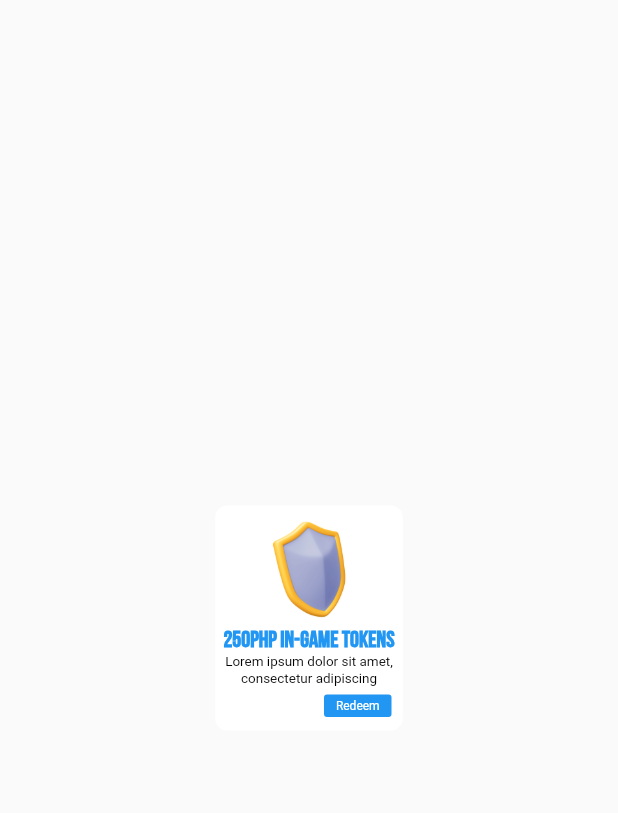
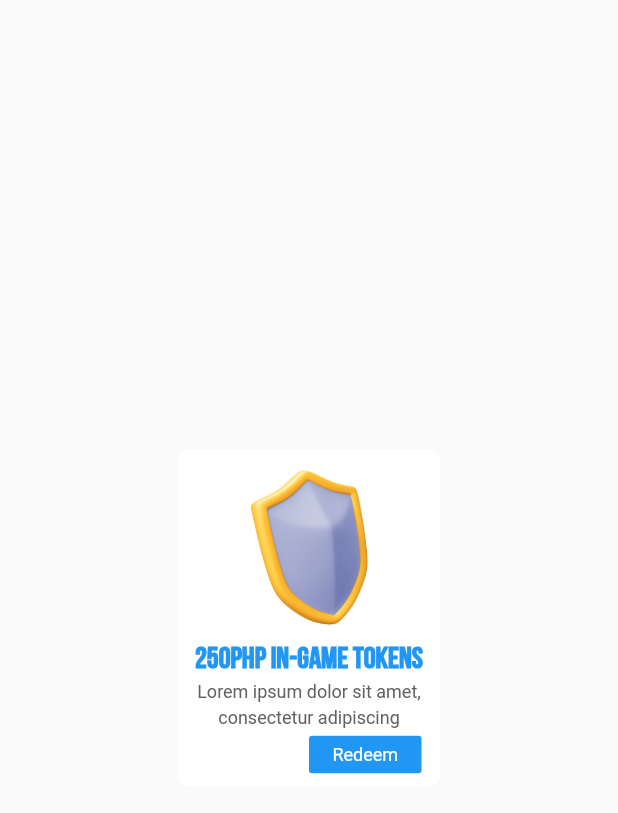
Before and after one commit to bocyej/innotrash, a Flutter app: the RedeemFour widget shown alone on an empty page, opened directly, on a phone screen of 412 x 824 dp. Shown: the top 813 px of the screen. Run offline on Flutter 3.47's test engine with Material 2 defaults, Android fonts, the phone set to English and light mode, and no system bars; our stand-ins replace google_fonts, persistent_bottom_nav_bar.

Commit message:
adjusted sized of vouchers in redeem

```diff
--- a/lib/layouts/redeemfour.dart
+++ b/lib/layouts/redeemfour.dart
@@ -10,56 +10,57 @@ class RedeemFour extends StatelessWidget {
   Widget build(BuildContext context) {
     return Center(
       child: Container(
-        width: 125,
-        height: 150,
+        width: 175,
+        height: 225,
         decoration: const BoxDecoration(
           borderRadius: BorderRadius.all(Radius.circular(8.0)),
           color: Colors.white,
         ),
         child: Row(
-          mainAxisAlignment: MainAxisAlignment.start,
+          mainAxisAlignment: MainAxisAlignment.center,
           children: [
             Column(
               children: [
-                const Padding(padding: EdgeInsets.only(left: 125, top: 10)),
+                const Padding(padding: EdgeInsets.only(top: 13)),
                 const Image(
                   image: AssetImage("assets/photos/rewardssix_image.png"),
-                  height: 65,
+                  height: 105,
                 ),
-                const Padding(padding: EdgeInsets.only(bottom: 5)),
+                const Padding(padding: EdgeInsets.only(bottom: 10)),
                 const Text(
                   '250PHP IN-GAME TOKENS',
                   style: TextStyle(
                     color: Colors.blue,
-                    fontSize: 15,
+                    fontSize: 20,
                     fontWeight: FontWeight.bold,
                     fontFamily: 'Sans Serif',
                   ),
                 ),
-                const Padding(padding: EdgeInsets.only(bottom: 1)),
-                const Text(
+                const Padding(padding: EdgeInsets.only(bottom: 3)),
+                Text(
                   'Lorem ipsum dolor sit amet,',
                   style: TextStyle(
-                    color: Colors.black,
-                    fontSize: 9,
+                    color: Colors.grey.shade700,
+                    fontSize: 12,
                     fontWeight: FontWeight.normal,
                   ),
                 ),
-                const Text(
+                const Padding(padding: EdgeInsets.only(bottom: 3)),
+                Text(
                   'consectetur adipiscing',
                   style: TextStyle(
-                    color: Colors.black,
-                    fontSize: 9,
+                    color: Colors.grey.shade700,
+                    fontSize: 12,
                     fontWeight: FontWeight.normal,
                   ),
                 ),
                 const Padding(padding: EdgeInsets.only(bottom: 5)),
                 Row(
                   children: [
-                    Padding(padding: EdgeInsets.only(left: 65)),
+                    const Padding(padding: EdgeInsets.only(left: 75)),
                     SizedBox(
-                      height: 15,
-                      width: 45,
+                      height: 25,
+                      width: 75,
                       child: ElevatedButton(
                         onPressed: () {},
                         style: ElevatedButton.styleFrom(
@@ -75,7 +76,7 @@ class RedeemFour extends StatelessWidget {
                           'Redeem',
                           style: TextStyle(
                             color: Colors.white,
-                            fontSize: 8,
+                            fontSize: 12,
                             fontWeight: FontWeight.normal,
                           ),
                         ),
```
Also changed, not shown: lib/layouts/redeemone.dart (+19 -18 lines), lib/layouts/redeemthree.dart (+19 -18 lines), lib/layouts/redeemtwo.dart (+19 -18 lines).
